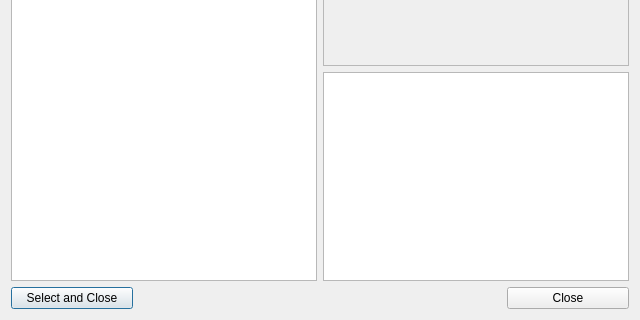
Old version of the form KryptaEditor/envbrowserdialog.ui in the repository cellproductions/KryptaEditorQT; both pictures show x 0 to 640 and y 160 to 480 of the 640 by 480 pixel window.
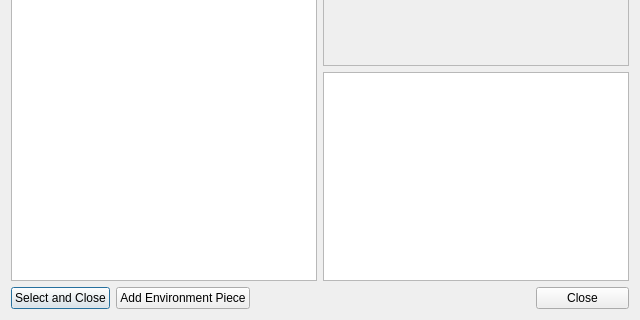
New version of the form.

```diff
--- a/KryptaEditor/envbrowserdialog.ui
+++ b/KryptaEditor/envbrowserdialog.ui
@@ -125,7 +125,7 @@
       </layout>
      </item>
      <item>
-      <layout class="QHBoxLayout" name="horizontalLayout_2" stretch="20,60,20">
+      <layout class="QHBoxLayout" name="horizontalLayout_2" stretch="20,0,60,20">
        <item>
         <widget class="QPushButton" name="bSelect">
          <property name="text">
@@ -133,6 +133,13 @@
          </property>
         </widget>
        </item>
+       <item>
+        <widget class="QPushButton" name="bAdd">
+         <property name="text">
+          <string>Add Environment Piece</string>
+         </property>
+        </widget>
+       </item>
        <item>
         <spacer name="horizontalSpacer">
          <property name="orientation">
```
